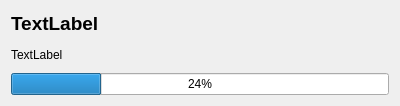
First picture: the form in AGV_Manager/listitem.ui, repository mbober1/AGV_Manager, before the edit.
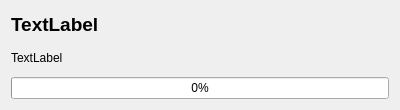
Second picture: the form after the edit.

```diff
--- a/AGV_Manager/listitem.ui
+++ b/AGV_Manager/listitem.ui
@@ -7,7 +7,7 @@
     <x>0</x>
     <y>0</y>
     <width>400</width>
-    <height>106</height>
+    <height>110</height>
    </rect>
   </property>
   <property name="windowTitle">
@@ -39,7 +39,7 @@
      <item>
       <widget class="QProgressBar" name="progressBar">
        <property name="value">
-        <number>24</number>
+        <number>0</number>
        </property>
       </widget>
      </item>
```
